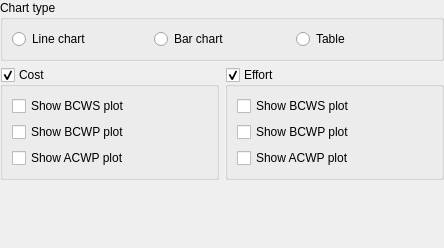
Above: plan/libs/ui/kptperformancestatusviewsettingspanel.ui from KDE/calligra before the change. Below: the same form after it.
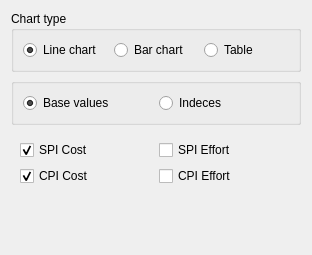
That is the form after the change. The open tabs and pages were chosen to show the change.

```diff
--- a/plan/libs/ui/kptperformancestatusviewsettingspanel.ui
+++ b/plan/libs/ui/kptperformancestatusviewsettingspanel.ui
@@ -6,14 +6,11 @@
    <rect>
     <x>0</x>
     <y>0</y>
-    <width>444</width>
-    <height>248</height>
+    <width>312</width>
+    <height>233</height>
    </rect>
   </property>
   <layout class="QVBoxLayout" name="verticalLayout">
-   <property name="margin">
-    <number>0</number>
-   </property>
    <item>
     <widget class="QGroupBox" name="groupBox">
      <property name="title">
@@ -25,6 +22,9 @@
         <property name="text">
          <string>Line chart</string>
         </property>
+        <property name="checked">
+         <bool>true</bool>
+        </property>
        </widget>
       </item>
       <item>
@@ -45,7 +45,42 @@
     </widget>
    </item>
    <item>
-    <widget class="QWidget" name="widget" native="true">
+    <widget class="QGroupBox" name="groupBox_2">
+     <property name="title">
+      <string/>
+     </property>
+     <property name="flat">
+      <bool>true</bool>
+     </property>
+     <layout class="QHBoxLayout" name="horizontalLayout_3">
+      <item>
+       <widget class="QRadioButton" name="ui_showbasevalues">
+        <property name="text">
+         <string>Base values</string>
+        </property>
+        <property name="checked">
+         <bool>true</bool>
+        </property>
+       </widget>
+      </item>
+      <item>
+       <widget class="QRadioButton" name="ui_showindeces">
+        <property name="text">
+         <string>Indeces</string>
+        </property>
+       </widget>
+      </item>
+     </layout>
+    </widget>
+   </item>
+   <item>
+    <layout class="QVBoxLayout" name="verticalLayout_4">
+     <item>
+      <widget class="QStackedWidget" name="ui_stackWidget">
+       <property name="currentIndex">
+        <number>0</number>
+       </property>
+       <widget class="QWidget" name="page">
      <layout class="QHBoxLayout" name="horizontalLayout">
       <property name="margin">
        <number>0</number>
@@ -64,26 +99,35 @@
         <property name="checked">
          <bool>true</bool>
         </property>
-        <layout class="QGridLayout" name="gridLayout_3">
-         <item row="0" column="0" colspan="2">
+           <layout class="QVBoxLayout" name="verticalLayout_3">
+            <item>
           <widget class="QCheckBox" name="ui_bcwsCost">
            <property name="text">
             <string>Show BCWS plot</string>
            </property>
-          </widget>
-         </item>
-         <item row="1" column="0">
+              <property name="checked">
+               <bool>true</bool>
+              </property>
+             </widget>
+            </item>
+            <item>
           <widget class="QCheckBox" name="ui_bcwpCost">
            <property name="text">
             <string>Show BCWP plot</string>
            </property>
-          </widget>
-         </item>
-         <item row="2" column="0">
+              <property name="checked">
+               <bool>true</bool>
+              </property>
+             </widget>
+            </item>
+            <item>
           <widget class="QCheckBox" name="ui_acwpCost">
            <property name="text">
             <string>Show ACWP plot</string>
            </property>
+              <property name="checked">
+               <bool>true</bool>
+              </property>
           </widget>
          </item>
         </layout>
@@ -100,33 +144,107 @@
         <property name="checkable">
          <bool>true</bool>
         </property>
-        <layout class="QGridLayout" name="gridLayout_2">
-         <item row="0" column="0" colspan="2">
+           <layout class="QVBoxLayout" name="verticalLayout_6">
+            <item>
           <widget class="QCheckBox" name="ui_bcwsEffort">
            <property name="text">
             <string>Show BCWS plot</string>
            </property>
-          </widget>
-         </item>
-         <item row="2" column="0">
-          <widget class="QCheckBox" name="ui_acwpEffort">
-           <property name="text">
-            <string>Show ACWP plot</string>
+              <property name="checked">
+               <bool>true</bool>
            </property>
           </widget>
          </item>
-         <item row="1" column="0">
+            <item>
           <widget class="QCheckBox" name="ui_bcwpEffort">
            <property name="text">
             <string>Show BCWP plot</string>
            </property>
-          </widget>
-         </item>
-        </layout>
+              <property name="checked">
+               <bool>true</bool>
+              </property>
+             </widget>
+            </item>
+            <item>
+             <widget class="QCheckBox" name="ui_acwpEffort">
+              <property name="text">
+               <string>Show ACWP plot</string>
+              </property>
+              <property name="checked">
+               <bool>true</bool>
+              </property>
+             </widget>
+            </item>
+           </layout>
+           <zorder>ui_bcwsEffort</zorder>
+           <zorder>ui_bcwpEffort</zorder>
+           <zorder>ui_acwpEffort</zorder>
+           <zorder>ui_bcwsEffort</zorder>
        </widget>
       </item>
      </layout>
     </widget>
+       <widget class="QWidget" name="page_2">
+        <layout class="QGridLayout" name="gridLayout">
+         <item row="0" column="0">
+          <widget class="QCheckBox" name="ui_spicost">
+           <property name="text">
+            <string>SPI Cost</string>
+           </property>
+           <property name="checked">
+            <bool>true</bool>
+           </property>
+          </widget>
+         </item>
+         <item row="0" column="1">
+          <widget class="QCheckBox" name="ui_spieffort">
+           <property name="text">
+            <string>SPI Effort</string>
+           </property>
+          </widget>
+         </item>
+         <item row="1" column="1">
+          <widget class="QCheckBox" name="ui_cpieffort">
+           <property name="text">
+            <string>CPI Effort</string>
+           </property>
+          </widget>
+         </item>
+         <item row="1" column="0">
+          <widget class="QCheckBox" name="ui_cpicost">
+           <property name="text">
+            <string>CPI Cost</string>
+           </property>
+           <property name="checked">
+            <bool>true</bool>
+           </property>
+          </widget>
+         </item>
+         <item row="2" column="0">
+          <spacer name="verticalSpacer_2">
+           <property name="orientation">
+            <enum>Qt::Vertical</enum>
+           </property>
+           <property name="sizeHint" stdset="0">
+            <size>
+             <width>20</width>
+             <height>0</height>
+            </size>
+           </property>
+          </spacer>
+         </item>
+        </layout>
+        <zorder>frame_2</zorder>
+        <zorder>ui_spieffort</zorder>
+        <zorder>ui_spicost</zorder>
+        <zorder>ui_cpicost</zorder>
+        <zorder>ui_spieffort</zorder>
+        <zorder>ui_cpieffort</zorder>
+        <zorder>verticalSpacer_2</zorder>
+       </widget>
+      </widget>
+     </item>
+    </layout>
    </item>
    <item>
     <spacer name="verticalSpacer">
@@ -136,7 +254,7 @@
      <property name="sizeHint" stdset="0">
       <size>
        <width>20</width>
-       <height>40</height>
+       <height>0</height>
       </size>
      </property>
     </spacer>
```
Left out of the diff: 23 changed lines with no effect on the pictures. Lines whose indentation alone changed are shown as unchanged.
